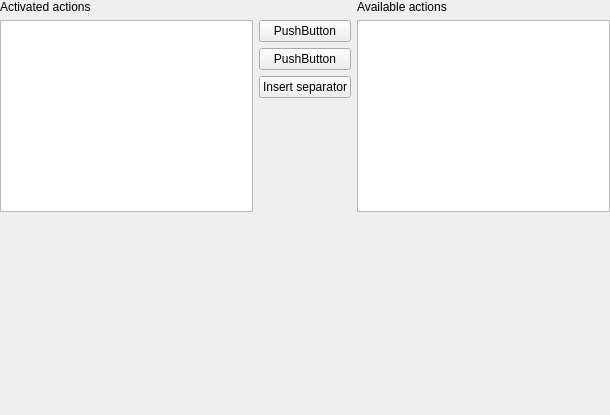
Old version of the form src/gui/toolbareditor.ui in the repository martinrotter/rssguard.
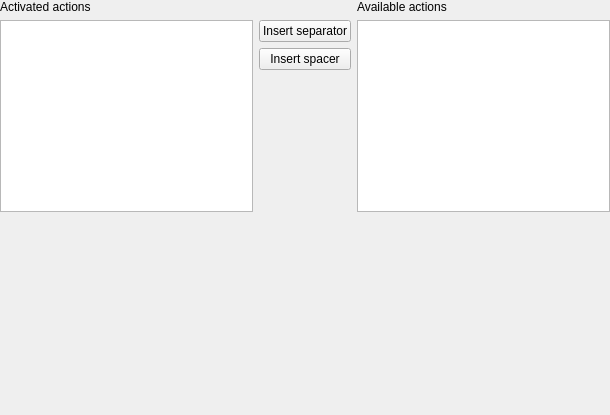
New version of the form.

Diff of the .ui file:
```diff
--- a/src/gui/toolbareditor.ui
+++ b/src/gui/toolbareditor.ui
@@ -91,27 +91,20 @@
      </property>
     </spacer>
    </item>
-   <item row="2" column="1">
-    <widget class="QPushButton" name="pushButton_2">
-     <property name="text">
-      <string>PushButton</string>
-     </property>
-    </widget>
-   </item>
    <item row="1" column="1">
-    <widget class="QPushButton" name="pushButton">
-     <property name="text">
-      <string>PushButton</string>
-     </property>
-    </widget>
-   </item>
-   <item row="3" column="1">
-    <widget class="QPushButton" name="pushButton_3">
+    <widget class="QPushButton" name="m_btnInsertSeparator">
      <property name="text">
       <string>Insert separator</string>
      </property>
     </widget>
    </item>
+   <item row="2" column="1">
+    <widget class="QPushButton" name="m_btnInsertSpacer">
+     <property name="text">
+      <string>Insert spacer</string>
+     </property>
+    </widget>
+   </item>
   </layout>
  </widget>
  <resources/>
```
